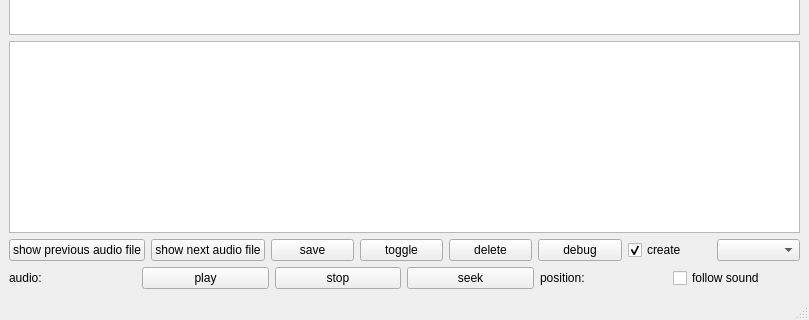
The window that AudioTagger/gui.ui (groakat/AudioTagger) describes before a commit, drawn with Qt 5; both pictures show x 0 to 809 and y 285 to 605 of the 809 by 605 pixel window.
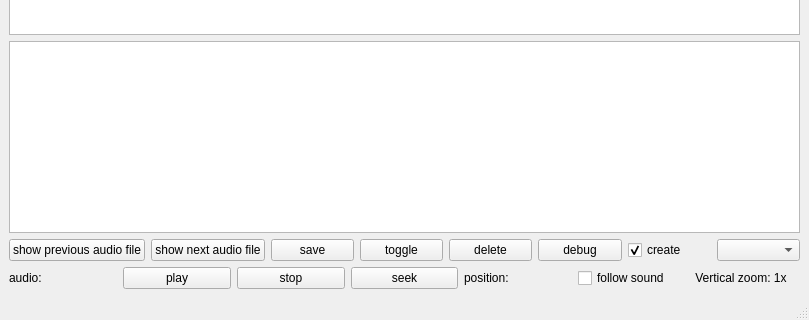
The same window after the commit.

Commit message: added label to show zoom, gave gw_overview min-height of 100 after zoom

What changed in the file:
```diff
--- a/AudioTagger/gui.ui
+++ b/AudioTagger/gui.ui
@@ -112,6 +112,9 @@
       </item>
       <item>
        <layout class="QHBoxLayout" name="horizontalLayout_4">
+        <property name="sizeConstraint">
+         <enum>QLayout::SetMinimumSize</enum>
+        </property>
         <item>
          <widget class="QLabel" name="lbl_audio">
           <property name="sizePolicy">
@@ -178,6 +181,19 @@
           </property>
          </widget>
         </item>
+        <item>
+         <widget class="QLabel" name="lbl_zoom">
+          <property name="sizePolicy">
+           <sizepolicy hsizetype="Minimum" vsizetype="Fixed">
+            <horstretch>0</horstretch>
+            <verstretch>0</verstretch>
+           </sizepolicy>
+          </property>
+          <property name="text">
+           <string> Vertical zoom: 1x</string>
+          </property>
+         </widget>
+        </item>
        </layout>
       </item>
      </layout>
```
The commit also changes 2 other files.
